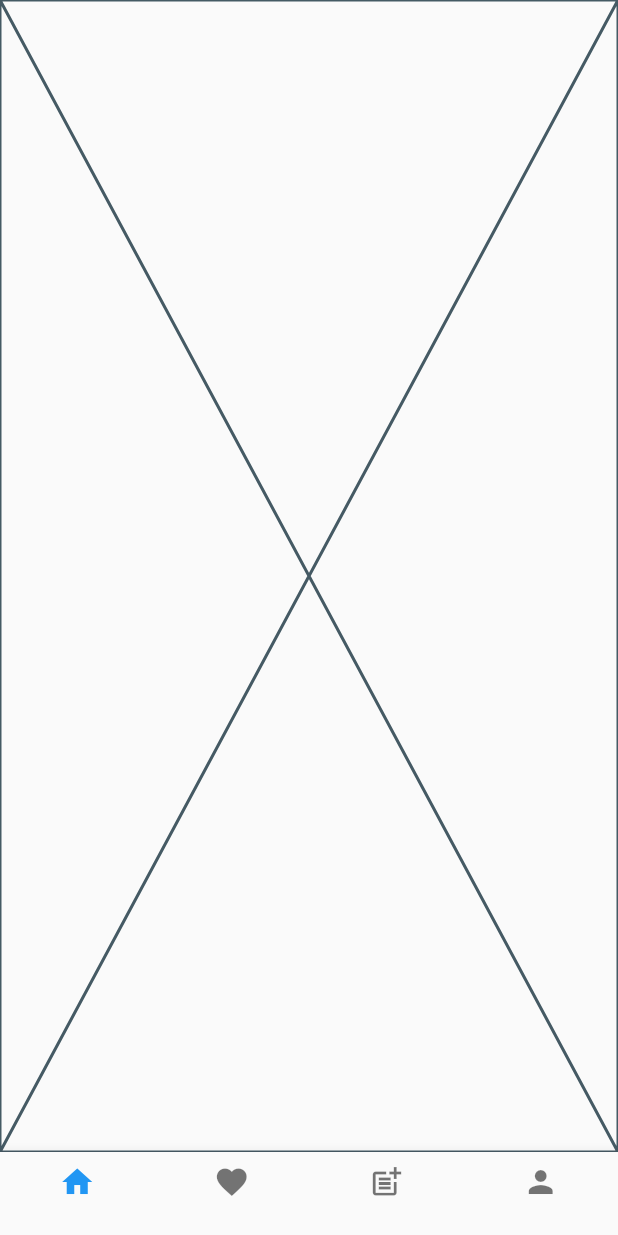
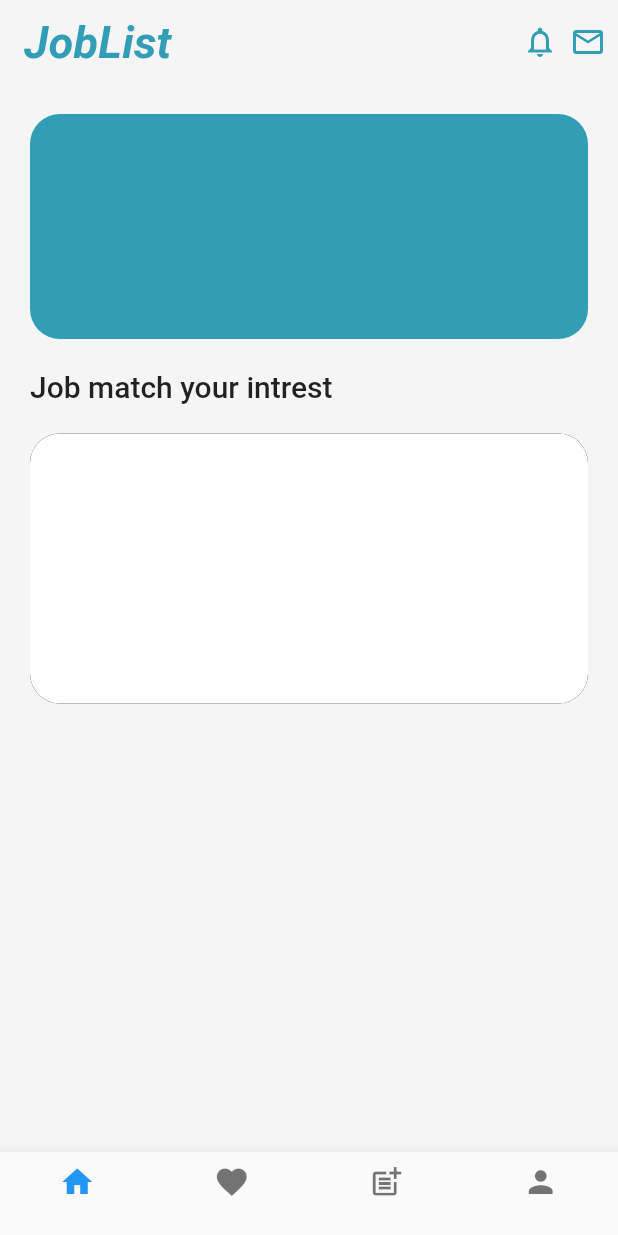
Before and after one commit to SeibenKami/jobList, a Flutter app: the HomeNavBar screen opened directly, on a phone screen of 412 x 824 dp. Run offline on Flutter 3.47's test engine with Material 2 defaults, Android fonts, the phone set to English and light mode, and no system bars.

Commit message:
home screen

```diff
--- a/lib/src/screens/home_screen/home_nav_bar.dart
+++ b/lib/src/screens/home_screen/home_nav_bar.dart
@@ -14,10 +14,10 @@ class HomeNavBar extends StatefulWidget {
 class _HomeNavBarState extends State<HomeNavBar> {
   int selected = 0;
   List<Widget> _pages = [
-    HomeScreen(),
-    FavouritesScreen(),
-    CreateAddScreen(),
-    ProfileScreen(),
+    const HomeScreen(),
+    const FavouritesScreen(),
+    const CreateAddScreen(),
+    const ProfileScreen(),
   ];
 
   onSelected(int index) {
@@ -37,7 +37,7 @@ class _HomeNavBarState extends State<HomeNavBar> {
         onTap: (value) {
           onSelected(value);
         },
-        items: [
+        items: const [
           BottomNavigationBarItem(
               icon: Icon(
                 Icons.home,
--- a/lib/src/screens/home_screen/home_screen.dart
+++ b/lib/src/screens/home_screen/home_screen.dart
@@ -1,4 +1,5 @@
 import 'package:flutter/material.dart';
+import 'package:job_list/src/constants/app_colors.dart';
 
 class HomeScreen extends StatefulWidget {
   const HomeScreen({super.key});
@@ -10,6 +11,74 @@ class HomeScreen extends StatefulWidget {
 class _HomeScreenState extends State<HomeScreen> {
   @override
   Widget build(BuildContext context) {
-    return const Placeholder();
+    return Scaffold(
+      backgroundColor: AppColors.grey,
+      appBar: AppBar(
+        backgroundColor: Colors.transparent,
+        shadowColor: Colors.transparent,
+        elevation: 0,
+        title: Text(
+          "JobList",
+          style: TextStyle(
+              color: AppColors.blue,
+              fontSize: 30,
+              fontWeight: FontWeight.bold,
+              fontStyle: FontStyle.italic),
+        ),
+        actions: [
+          Icon(
+            Icons.notifications_outlined,
+            color: AppColors.blue,
+          ),
+          SizedBox(
+            width: 8,
+          ),
+          Icon(
+            Icons.email_outlined,
+            color: AppColors.blue,
+          ),
+          SizedBox(
+            width: 8,
+          ),
+        ],
+      ),
+      body: SingleChildScrollView(
+        child: Container(
+          padding: EdgeInsets.symmetric(horizontal: 20, vertical: 20),
+          child: Column(
+            crossAxisAlignment: CrossAxisAlignment.start,
+            children: [
+              Container(
+                height: 150,
+                decoration: BoxDecoration(
+                  color: AppColors.blue,
+                  borderRadius: BorderRadius.circular(20),
+                ),
+              ),
+              SizedBox(
+                height: 20,
+              ),
+              Text(
+                "Job match your intrest",
+                style: TextStyle(fontSize: 20, fontWeight: FontWeight.w500),
+              ),
+              SizedBox(
+                height: 20,
+              ),
+              Container(
+                height: 180,
+                decoration: BoxDecoration(
+                  color: Colors.white,
+                  borderRadius: BorderRadius.circular(20),
+                  boxShadow: [
+                    BoxShadow(color: Colors.black),
+                  ],
+                ),
+              )
+            ],
+          ),
+        ),
+      ),
+    );
   }
 }
```
